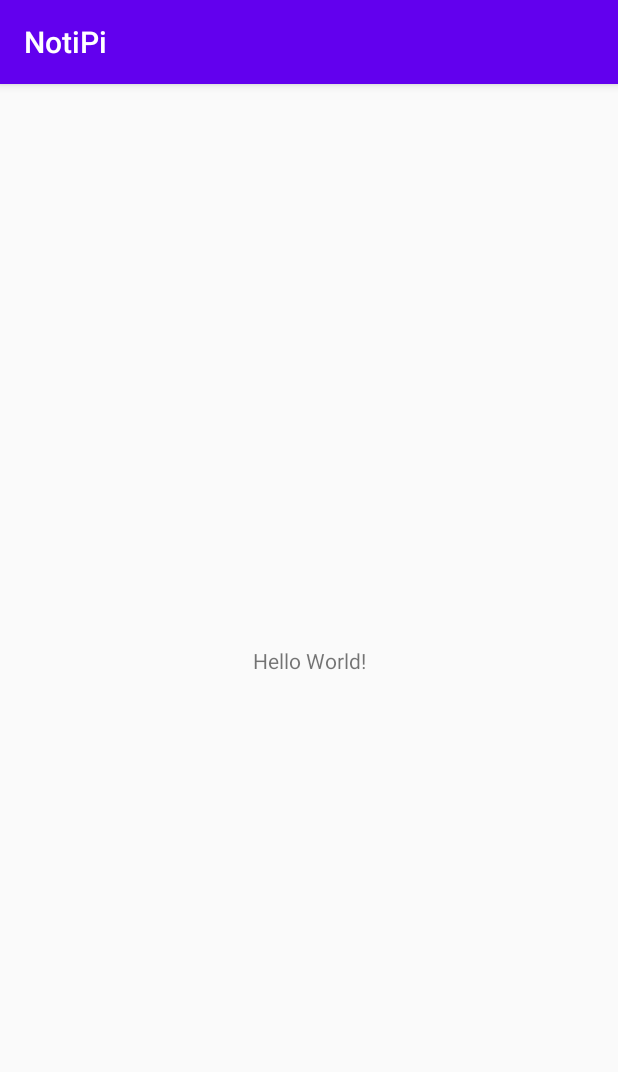
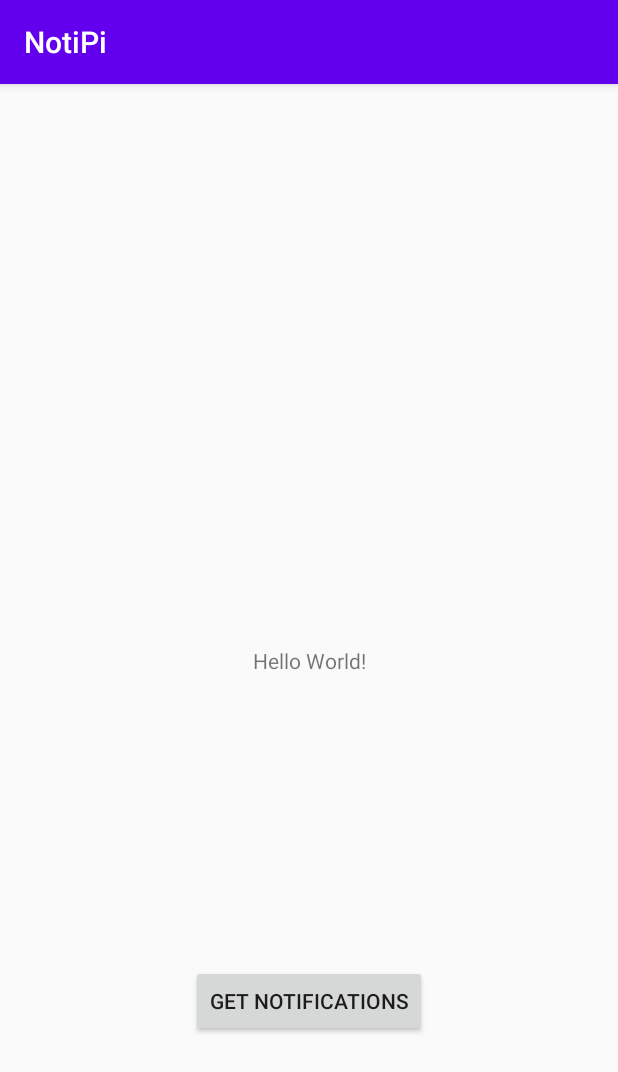
Before and after one commit to TheOriginalAcme/NotiPi, an Android app: the screen it shows after launch (MainActivity), on a phone screen of 412 x 824 dp. Shown: the top 1072 px of the screen. Run offline under Robolectric (Android 15) with nearby library versions, the phone set to English and light mode, and no system bars; 4 statements that could not run were skipped.

Commit message:
Not Working!

```diff
--- a/Application/app/build.gradle
+++ b/Application/app/build.gradle
@@ -8,7 +8,7 @@ android {
 
     defaultConfig {
         applicationId "com.example.notipi"
-        minSdkVersion 16
+        minSdkVersion 18
         targetSdkVersion 29
         versionCode 1
         versionName "1.0"
--- a/Application/app/src/main/res/layout/activity_main.xml
+++ b/Application/app/src/main/res/layout/activity_main.xml
@@ -7,6 +7,7 @@
     tools:context=".MainActivity">
 
     <TextView
+        android:id="@+id/textView"
         android:layout_width="wrap_content"
         android:layout_height="wrap_content"
         android:text="Hello World!"
@@ -15,4 +16,16 @@
         app:layout_constraintRight_toRightOf="parent"
         app:layout_constraintTop_toTopOf="parent" />
 
+    <Button
+        android:id="@+id/get_notifications_button"
+        android:layout_width="wrap_content"
+        android:layout_height="wrap_content"
+        android:text="Get Notifications"
+        android:onClick="getNotificationsPressed"
+        app:layout_constraintBottom_toBottomOf="parent"
+        app:layout_constraintEnd_toEndOf="parent"
+        app:layout_constraintStart_toStartOf="parent"
+        app:layout_constraintTop_toTopOf="parent"
+        app:layout_constraintVertical_bias="0.816" />
+
 </androidx.constraintlayout.widget.ConstraintLayout>
```
Also changed, not shown: Application/app/src/main/AndroidManifest.xml (+11 -0 lines), Application/app/src/main/java/com/example/notipi/MainActivity.kt (+101 -0 lines).
